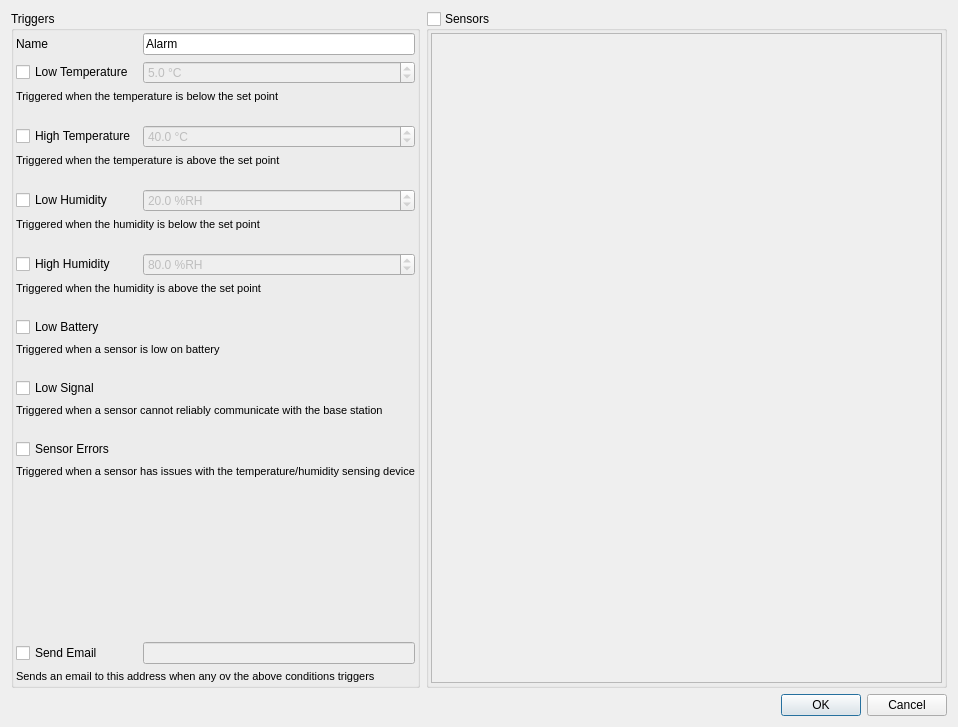
The window that manager/src/ConfigureReportDialog.ui (porkmarks/sense) describes before a commit, drawn with Qt 5.
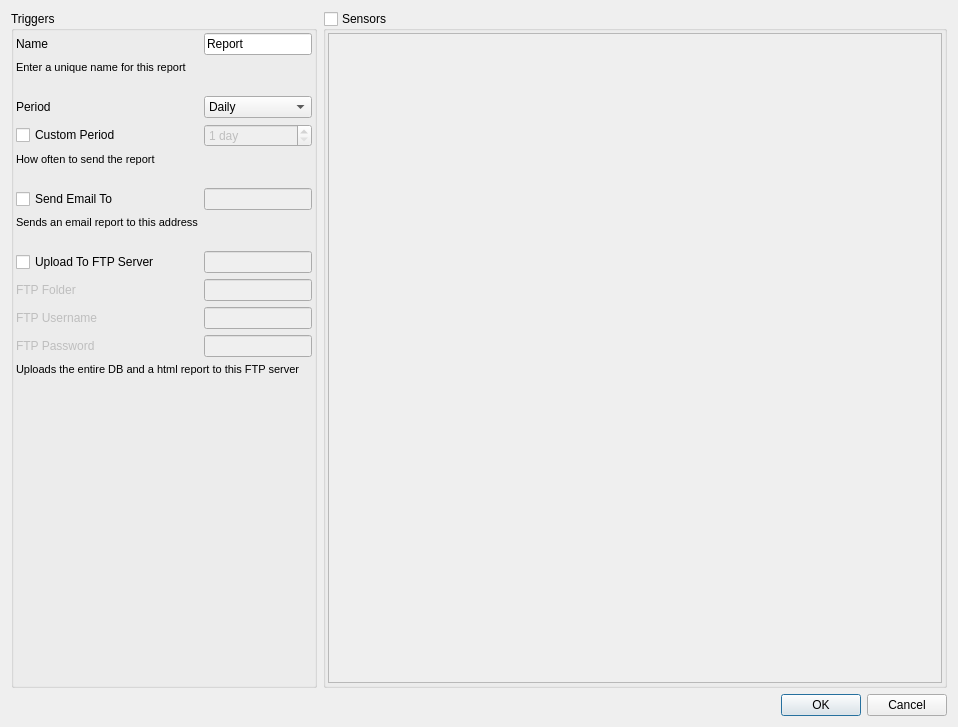
The same window after the commit. Icons and pictures are not drawn.

Commit message: Report config and display working

What changed in the file:
```diff
--- a/manager/src/ConfigureReportDialog.ui
+++ b/manager/src/ConfigureReportDialog.ui
@@ -47,288 +47,8 @@
          <property name="bottomMargin">
           <number>2</number>
          </property>
-         <item row="13" column="0">
-          <widget class="QCheckBox" name="lowBatteryWatch">
-           <property name="text">
-            <string>Low Battery</string>
-           </property>
-           <property name="icon">
-            <iconset resource="../res/res.qrc">
-             <normaloff>:/icons/ui/battery-0.png</normaloff>:/icons/ui/battery-0.png</iconset>
-           </property>
-          </widget>
-         </item>
-         <item row="19" column="0">
-          <widget class="QCheckBox" name="sensorErrorsWatch">
-           <property name="text">
-            <string>Sensor Errors</string>
-           </property>
-           <property name="icon">
-            <iconset resource="../res/res.qrc">
-             <normaloff>:/icons/ui/sensor-error.png</normaloff>:/icons/ui/sensor-error.png</iconset>
-           </property>
-          </widget>
-         </item>
-         <item row="23" column="0" colspan="2">
-          <widget class="QLabel" name="label_9">
-           <property name="font">
-            <font>
-             <pointsize>8</pointsize>
-            </font>
-           </property>
-           <property name="text">
-            <string>Sends an email to this address when any ov the above conditions triggers</string>
-           </property>
-          </widget>
-         </item>
-         <item row="9" column="0">
-          <spacer name="verticalSpacer_4">
-           <property name="orientation">
-            <enum>Qt::Vertical</enum>
-           </property>
-           <property name="sizeType">
-            <enum>QSizePolicy::Fixed</enum>
-           </property>
-           <property name="sizeHint" stdset="0">
-            <size>
-             <width>1</width>
-             <height>16</height>
-            </size>
-           </property>
-          </spacer>
-         </item>
-         <item row="1" column="1">
-          <widget class="QDoubleSpinBox" name="lowTemperature">
-           <property name="enabled">
-            <bool>false</bool>
-           </property>
-           <property name="suffix">
-            <string> °C</string>
-           </property>
-           <property name="decimals">
-            <number>1</number>
-           </property>
-           <property name="minimum">
-            <double>-50.000000000000000</double>
-           </property>
-           <property name="maximum">
-            <double>200.000000000000000</double>
-           </property>
-           <property name="value">
-            <double>5.000000000000000</double>
-           </property>
-          </widget>
-         </item>
-         <item row="11" column="0" colspan="2">
-          <widget class="QLabel" name="label_5">
-           <property name="font">
-            <font>
-             <pointsize>8</pointsize>
-            </font>
-           </property>
-           <property name="text">
-            <string>Triggered when the humidity is above the set point</string>
-           </property>
-          </widget>
-         </item>
-         <item row="4" column="0">
-          <widget class="QCheckBox" name="highTemperatureWatch">
-           <property name="text">
-            <string>High Temperature</string>
-           </property>
-           <property name="icon">
-            <iconset resource="../res/res.qrc">
-             <normaloff>:/icons/ui/temperature.png</normaloff>:/icons/ui/temperature.png</iconset>
-           </property>
-          </widget>
-         </item>
-         <item row="18" column="0">
-          <spacer name="verticalSpacer_7">
-           <property name="orientation">
-            <enum>Qt::Vertical</enum>
-           </property>
-           <property name="sizeType">
-            <enum>QSizePolicy::Fixed</enum>
-           </property>
-           <property name="sizeHint" stdset="0">
-            <size>
-             <width>1</width>
-             <height>16</height>
-            </size>
-           </property>
-          </spacer>
-         </item>
-         <item row="6" column="0">
-          <spacer name="verticalSpacer_3">
-           <property name="orientation">
-            <enum>Qt::Vertical</enum>
-           </property>
-           <property name="sizeType">
-            <enum>QSizePolicy::Fixed</enum>
-           </property>
-           <property name="sizeHint" stdset="0">
-            <size>
-             <width>1</width>
-             <height>16</height>
-            </size>
-           </property>
-          </spacer>
-         </item>
-         <item row="17" column="0" colspan="2">
-          <widget class="QLabel" name="label_7">
-           <property name="font">
-            <font>
-             <pointsize>8</pointsize>
-            </font>
-           </property>
-           <property name="text">
-            <string>Triggered when a sensor cannot reliably communicate with the base station</string>
-           </property>
-          </widget>
-         </item>
-         <item row="10" column="1">
-          <widget class="QDoubleSpinBox" name="highHumidity">
-           <property name="enabled">
-            <bool>false</bool>
-           </property>
-           <property name="suffix">
-            <string> %RH</string>
-           </property>
-           <property name="decimals">
-            <number>1</number>
-           </property>
-           <property name="value">
-            <double>80.000000000000000</double>
-           </property>
-          </widget>
-         </item>
-         <item row="0" column="1">
-          <widget class="QLineEdit" name="name">
-           <property name="text">
-            <string>Alarm</string>
-           </property>
-          </widget>
-         </item>
          <item row="15" column="0">
-          <spacer name="verticalSpacer_6">
-           <property name="orientation">
-            <enum>Qt::Vertical</enum>
-           </property>
-           <property name="sizeType">
-            <enum>QSizePolicy::Fixed</enum>
-           </property>
-           <property name="sizeHint" stdset="0">
-            <size>
-             <width>1</width>
-             <height>16</height>
-            </size>
-           </property>
-          </spacer>
-         </item>
-         <item row="2" column="0" colspan="2">
-          <widget class="QLabel" name="label_2">
-           <property name="font">
-            <font>
-             <pointsize>8</pointsize>
-            </font>
-           </property>
-           <property name="text">
-            <string>Triggered when the temperature is below the set point</string>
-           </property>
-          </widget>
-         </item>
-         <item row="12" column="0">
-          <spacer name="verticalSpacer_5">
-           <property name="orientation">
-            <enum>Qt::Vertical</enum>
-           </property>
-           <property name="sizeType">
-            <enum>QSizePolicy::Fixed</enum>
-           </property>
-           <property name="sizeHint" stdset="0">
-            <size>
-             <width>1</width>
-             <height>16</height>
-            </size>
-           </property>
-          </spacer>
-         </item>
-         <item row="20" column="0" colspan="2">
-          <widget class="QLabel" name="label_8">
-           <property name="font">
-            <font>
-             <pointsize>8</pointsize>
-            </font>
-           </property>
-           <property name="text">
-            <string>Triggered when a sensor has issues with the temperature/humidity sensing device</string>
-           </property>
-          </widget>
-         </item>
-         <item row="3" column="0">
-          <spacer name="verticalSpacer_2">
-           <property name="orientation">
-            <enum>Qt::Vertical</enum>
-           </property>
-           <property name="sizeType">
-            <enum>QSizePolicy::Fixed</enum>
-           </property>
-           <property name="sizeHint" stdset="0">
-            <size>
-             <width>1</width>
-             <height>16</height>
-            </size>
-           </property>
-          </spacer>
-         </item>
-         <item row="14" column="0" colspan="2">
-          <widget class="QLabel" name="label_6">
-           <property name="font">
-            <font>
-             <pointsize>8</pointsize>
-            </font>
-           </property>
-           <property name="text">
-            <string>Triggered when a sensor is low on battery</string>
-           </property>
-          </widget>
-         </item>
-         <item row="8" column="0" colspan="2">
-          <widget class="QLabel" name="label_4">
-           <property name="font">
-            <font>
-             <pointsize>8</pointsize>
-            </font>
-           </property>
-           <property name="text">
-            <string>Triggered when the humidity is below the set point</string>
-           </property>
-          </widget>
-         </item>
-         <item row="7" column="0">
-          <widget class="QCheckBox" name="lowHumidityWatch">
-           <property name="text">
-            <string>Low Humidity</string>
-           </property>
-           <property name="icon">
-            <iconset resource="../res/res.qrc">
-             <normaloff>:/icons/ui/humidity.png</normaloff>:/icons/ui/humidity.png</iconset>
-           </property>
-          </widget>
-         </item>
-         <item row="16" column="0">
-          <widget class="QCheckBox" name="lowSignalWatch">
-           <property name="text">
-            <string>Low Signal</string>
-           </property>
-           <property name="icon">
-            <iconset resource="../res/res.qrc">
-             <normaloff>:/icons/ui/signal-0.png</normaloff>:/icons/ui/signal-0.png</iconset>
-           </property>
-          </widget>
-         </item>
-         <item row="21" column="0">
-          <spacer name="verticalSpacer_8">
+          <spacer name="verticalSpacer">
            <property name="orientation">
             <enum>Qt::Vertical</enum>
            </property>
@@ -340,39 +60,42 @@
            </property>
           </spacer>
          </item>
-         <item row="1" column="0">
-          <widget class="QCheckBox" name="lowTemperatureWatch">
-           <property name="text">
-            <string>Low Temperature</string>
+         <item row="6" column="0">
+          <spacer name="verticalSpacer_2">
+           <property name="orientation">
+            <enum>Qt::Vertical</enum>
            </property>
-           <property name="icon">
-            <iconset resource="../res/res.qrc">
-             <normaloff>:/icons/ui/temperature.png</normaloff>:/icons/ui/temperature.png</iconset>
+           <property name="sizeType">
+            <enum>QSizePolicy::Fixed</enum>
            </property>
-          </widget>
-         </item>
-         <item row="10" column="0">
-          <widget class="QCheckBox" name="highHumidityWatch">
-           <property name="text">
-            <string>High Humidity</string>
+           <property name="sizeHint" stdset="0">
+            <size>
+             <width>1</width>
+             <height>16</height>
+            </size>
            </property>
-           <property name="icon">
-            <iconset resource="../res/res.qrc">
-             <normaloff>:/icons/ui/humidity.png</normaloff>:/icons/ui/humidity.png</iconset>
-           </property>
-          </widget>
+          </spacer>
          </item>
-         <item row="22" column="1">
-          <widget class="QLineEdit" name="emailRecipient">
+         <item row="4" column="1">
+          <widget class="QSpinBox" name="customPeriod">
            <property name="enabled">
             <bool>false</bool>
            </property>
+           <property name="suffix">
+            <string> day</string>
+           </property>
+           <property name="minimum">
+            <number>1</number>
+           </property>
+           <property name="maximum">
+            <number>1000</number>
+           </property>
           </widget>
          </item>
-         <item row="22" column="0">
+         <item row="7" column="0">
           <widget class="QCheckBox" name="sendEmailAction">
            <property name="text">
-            <string>Send Email</string>
+            <string>Send Email To</string>
            </property>
            <property name="icon">
             <iconset resource="../res/res.qrc">
@@ -380,44 +103,38 @@
            </property>
           </widget>
          </item>
-         <item row="4" column="1">
-          <widget class="QDoubleSpinBox" name="highTemperature">
+         <item row="11" column="0">
+          <widget class="QLabel" name="label_5">
            <property name="enabled">
             <bool>false</bool>
            </property>
-           <property name="suffix">
-            <string> °C</string>
+           <property name="text">
+            <string>FTP Folder</string>
            </property>
-           <property name="decimals">
-            <number>1</number>
+          </widget>
+         </item>
+         <item row="4" column="0">
+          <widget class="QCheckBox" name="useCustomPeriod">
+           <property name="text">
+            <string>Custom Period</string>
            </property>
-           <property name="minimum">
-            <double>-50.000000000000000</double>
+          </widget>
+         </item>
+         <item row="3" column="0">
+          <widget class="QLabel" name="label_10">
+           <property name="text">
+            <string>Period</string>
            </property>
-           <property name="maximum">
-            <double>200.000000000000000</double>
-           </property>
-           <property name="value">
-            <double>40.000000000000000</double>
-           </property>
           </widget>
          </item>
-         <item row="7" column="1">
-          <widget class="QDoubleSpinBox" name="lowHumidity">
-           <property name="enabled">
-            <bool>false</bool>
+         <item row="10" column="0">
+          <widget class="QCheckBox" name="uploadToFtpAction">
+           <property name="text">
+            <string>Upload To FTP Server</string>
            </property>
-           <property name="suffix">
-            <string> %RH</string>
-           </property>
-           <property name="decimals">
-            <number>1</number>
-           </property>
-           <property name="maximum">
-            <double>100.000000000000000</double>
-           </property>
-           <property name="value">
-            <double>20.000000000000000</double>
+           <property name="icon">
+            <iconset resource="../res/res.qrc">
+             <normaloff>:/icons/ui/ftp.png</normaloff>:/icons/ui/ftp.png</iconset>
            </property>
           </widget>
          </item>
@@ -428,15 +145,167 @@
            </property>
           </widget>
          </item>
+         <item row="14" column="0" colspan="2">
+          <widget class="QLabel" name="label_6">
+           <property name="font">
+            <font>
+             <pointsize>8</pointsize>
+            </font>
+           </property>
+           <property name="text">
+            <string>Uploads the entire DB and a html report to this FTP server</string>
+           </property>
+          </widget>
+         </item>
+         <item row="9" column="0">
+          <spacer name="verticalSpacer_3">
+           <property name="orientation">
+            <enum>Qt::Vertical</enum>
+           </property>
+           <property name="sizeType">
+            <enum>QSizePolicy::Fixed</enum>
+           </property>
+           <property name="sizeHint" stdset="0">
+            <size>
+             <width>1</width>
+             <height>16</height>
+            </size>
+           </property>
+          </spacer>
+         </item>
          <item row="5" column="0" colspan="2">
+          <widget class="QLabel" name="label_2">
+           <property name="font">
+            <font>
+             <pointsize>8</pointsize>
+            </font>
+           </property>
+           <property name="text">
+            <string>How often to send the report</string>
+           </property>
+          </widget>
+         </item>
+         <item row="10" column="1">
+          <widget class="QLineEdit" name="ftpServer">
+           <property name="enabled">
+            <bool>false</bool>
+           </property>
+          </widget>
+         </item>
+         <item row="12" column="1">
+          <widget class="QLineEdit" name="ftpUsername">
+           <property name="enabled">
+            <bool>false</bool>
+           </property>
+          </widget>
+         </item>
+         <item row="3" column="1">
+          <widget class="QComboBox" name="period">
+           <item>
+            <property name="text">
+             <string>Daily</string>
+            </property>
+           </item>
+           <item>
+            <property name="text">
+             <string>Weekly</string>
+            </property>
+           </item>
+           <item>
+            <property name="text">
+             <string>Monthly</string>
+            </property>
+           </item>
+          </widget>
+         </item>
+         <item row="13" column="1">
+          <widget class="QLineEdit" name="ftpPassword">
+           <property name="enabled">
+            <bool>false</bool>
+           </property>
+           <property name="echoMode">
+            <enum>QLineEdit::PasswordEchoOnEdit</enum>
+           </property>
+          </widget>
+         </item>
+         <item row="12" column="0">
           <widget class="QLabel" name="label_3">
+           <property name="enabled">
+            <bool>false</bool>
+           </property>
+           <property name="text">
+            <string>FTP Username</string>
+           </property>
+          </widget>
+         </item>
+         <item row="7" column="1">
+          <widget class="QLineEdit" name="emailRecipient">
+           <property name="enabled">
+            <bool>false</bool>
+           </property>
+          </widget>
+         </item>
+         <item row="8" column="0">
+          <widget class="QLabel" name="label_9">
            <property name="font">
             <font>
              <pointsize>8</pointsize>
             </font>
            </property>
            <property name="text">
-            <string>Triggered when the temperature is above the set point</string>
+            <string>Sends an email report to this address</string>
+           </property>
+          </widget>
+         </item>
+         <item row="13" column="0">
+          <widget class="QLabel" name="label_4">
+           <property name="enabled">
+            <bool>false</bool>
+           </property>
+           <property name="text">
+            <string>FTP Password</string>
+           </property>
+          </widget>
+         </item>
+         <item row="0" column="1">
+          <widget class="QLineEdit" name="name">
+           <property name="text">
+            <string>Report</string>
+           </property>
+          </widget>
+         </item>
+         <item row="11" column="1">
+          <widget class="QLineEdit" name="ftpFolder">
+           <property name="enabled">
+            <bool>false</bool>
+           </property>
+          </widget>
+         </item>
+         <item row="2" column="0">
+          <spacer name="verticalSpacer_4">
+           <property name="orientation">
+            <enum>Qt::Vertical</enum>
+           </property>
+           <property name="sizeType">
+            <enum>QSizePolicy::Fixed</enum>
+           </property>
+           <property name="sizeHint" stdset="0">
+            <size>
+             <width>1</width>
+             <height>16</height>
+            </size>
+           </property>
+          </spacer>
+         </item>
+         <item row="1" column="0" colspan="2">
+          <widget class="QLabel" name="label_7">
+           <property name="font">
+            <font>
+             <pointsize>8</pointsize>
+            </font>
+           </property>
+           <property name="text">
+            <string>Enter a unique name for this report</string>
            </property>
           </widget>
          </item>
```
Left out of the diff: 230 changed lines with no effect on the pictures. The commit also changes 14 other files.
